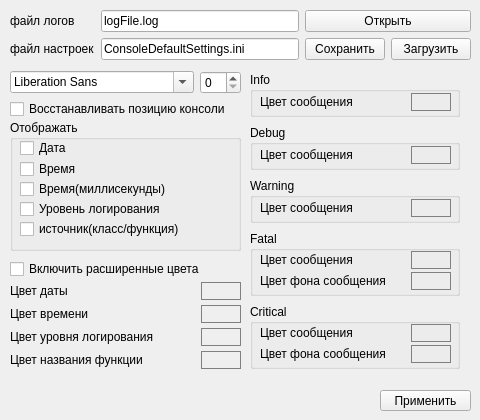
First picture: the form in LogWidgetSettings.ui, repository denwoken/LogConsole, before the edit.
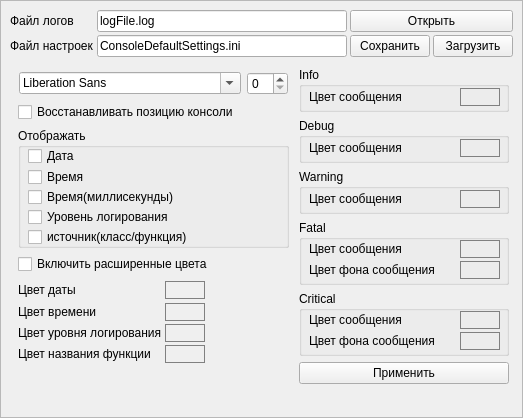
Second picture: the form after the edit.

What changed in the file:
```diff
--- a/LogWidgetSettings.ui
+++ b/LogWidgetSettings.ui
@@ -6,8 +6,8 @@
    <rect>
     <x>0</x>
     <y>0</y>
-    <width>480</width>
-    <height>420</height>
+    <width>523</width>
+    <height>418</height>
    </rect>
   </property>
   <property name="sizePolicy">
@@ -16,17 +16,171 @@
     <verstretch>0</verstretch>
    </sizepolicy>
   </property>
+  <property name="minimumSize">
+   <size>
+    <width>510</width>
+    <height>0</height>
+   </size>
+  </property>
   <property name="windowTitle">
    <string>Form</string>
   </property>
+  <layout class="QVBoxLayout" name="verticalLayout_4">
+   <property name="spacing">
+    <number>0</number>
+   </property>
+   <property name="leftMargin">
+    <number>0</number>
+   </property>
+   <property name="topMargin">
+    <number>0</number>
+   </property>
+   <property name="rightMargin">
+    <number>0</number>
+   </property>
+   <property name="bottomMargin">
+    <number>0</number>
+   </property>
+   <item>
+    <widget class="QFrame" name="frame">
+     <property name="frameShape">
+      <enum>QFrame::StyledPanel</enum>
+     </property>
+     <property name="frameShadow">
+      <enum>QFrame::Raised</enum>
+     </property>
+     <layout class="QVBoxLayout" name="verticalLayout_2">
+      <item>
+       <layout class="QGridLayout" name="gridLayout_7">
+        <property name="spacing">
+         <number>3</number>
+        </property>
+        <item row="1" column="2">
+         <widget class="QPushButton" name="pushButton_saveConsoleSettings">
+          <property name="text">
+           <string>Сохранить</string>
+          </property>
+         </widget>
+        </item>
+        <item row="0" column="1">
+         <widget class="QLineEdit" name="lineEdit_logFilePath">
+          <property name="text">
+           <string>logFile.log</string>
+          </property>
+         </widget>
+        </item>
+        <item row="1" column="0">
+         <widget class="QLabel" name="label_14">
+          <property name="text">
+           <string>Файл настроек</string>
+          </property>
+         </widget>
+        </item>
+        <item row="0" column="0">
+         <widget class="QLabel" name="label">
+          <property name="text">
+           <string>Файл логов</string>
+          </property>
+         </widget>
+        </item>
+        <item row="1" column="3">
+         <widget class="QPushButton" name="pushButton_loadConsoleSettings">
+          <property name="text">
+           <string>Загрузить</string>
+          </property>
+         </widget>
+        </item>
+        <item row="0" column="2" colspan="2">
+         <widget class="QPushButton" name="pushButton_openLogFile">
+          <property name="text">
+           <string>Открыть</string>
+          </property>
+         </widget>
+        </item>
+        <item row="1" column="1">
+         <widget class="QLineEdit" name="lineEdit_ConsoleSettingsPath">
+          <property name="text">
+           <string>ConsoleDefaultSettings.ini</string>
+          </property>
+         </widget>
+        </item>
+       </layout>
+      </item>
+      <item>
+       <layout class="QHBoxLayout" name="horizontalLayout_3">
+        <property name="leftMargin">
+         <number>4</number>
+        </property>
+        <property name="topMargin">
+         <number>4</number>
+        </property>
+        <property name="rightMargin">
+         <number>4</number>
+        </property>
+        <property name="bottomMargin">
+         <number>4</number>
+        </property>
+        <item>
+         <layout class="QVBoxLayout" name="verticalLayout_3">
+          <property name="leftMargin">
+           <number>4</number>
+          </property>
+          <property name="topMargin">
+           <number>4</number>
+          </property>
+          <property name="rightMargin">
+           <number>4</number>
+          </property>
+          <property name="bottomMargin">
+           <number>4</number>
+          </property>
+          <item>
+           <layout class="QHBoxLayout" name="horizontalLayout">
+            <property name="leftMargin">
+             <number>1</number>
+            </property>
+            <property name="topMargin">
+             <number>1</number>
+            </property>
+            <property name="rightMargin">
+             <number>1</number>
+            </property>
+            <property name="bottomMargin">
+             <number>1</number>
+            </property>
+            <item>
+             <widget class="QFontComboBox" name="fontComboBox">
+              <property name="currentFont">
+               <font/>
+              </property>
+             </widget>
+            </item>
+            <item>
+             <widget class="QSpinBox" name="spinBox_fontSize">
+              <property name="maximumSize">
+               <size>
+                <width>50</width>
+                <height>16777215</height>
+               </size>
+              </property>
+             </widget>
+            </item>
+           </layout>
+          </item>
+          <item>
+           <widget class="QCheckBox" name="checkBoxRestoreSize">
+            <property name="text">
+             <string>Восстанавливать позицию консоли</string>
+            </property>
+           </widget>
+          </item>
+          <item>
   <widget class="QGroupBox" name="groupBox">
-   <property name="geometry">
-    <rect>
-     <x>10</x>
-     <y>120</y>
-     <width>231</width>
-     <height>131</height>
-    </rect>
+            <property name="minimumSize">
+             <size>
+              <width>0</width>
+              <height>120</height>
+             </size>
    </property>
    <property name="title">
     <string>Отображать</string>
@@ -100,15 +254,15 @@
     </property>
    </widget>
   </widget>
-  <widget class="QWidget" name="gridLayoutWidget_2">
-   <property name="geometry">
-    <rect>
-     <x>10</x>
-     <y>280</y>
-     <width>231</width>
-     <height>91</height>
-    </rect>
-   </property>
+          </item>
+          <item>
+           <widget class="QCheckBox" name="checkBox_enExtendedColors">
+            <property name="text">
+             <string>Включить расширенные цвета</string>
+            </property>
+           </widget>
+          </item>
+          <item>
    <layout class="QGridLayout" name="gridLayout_2">
     <property name="spacing">
      <number>3</number>
@@ -120,70 +274,16 @@
       </property>
      </widget>
     </item>
-    <item row="0" column="1">
-     <widget class="QPushButton" name="pushButton_dateColor">
+            <item row="0" column="0">
+             <widget class="QLabel" name="label_6">
       <property name="sizePolicy">
-       <sizepolicy hsizetype="Fixed" vsizetype="Fixed">
+               <sizepolicy hsizetype="Preferred" vsizetype="Fixed">
         <horstretch>0</horstretch>
         <verstretch>0</verstretch>
        </sizepolicy>
       </property>
-      <property name="minimumSize">
-       <size>
-        <width>40</width>
-        <height>18</height>
-       </size>
-      </property>
-      <property name="baseSize">
-       <size>
-        <width>0</width>
-        <height>0</height>
-       </size>
-      </property>
-      <property name="styleSheet">
-       <string notr="true">QPushButton{
-	background-color: &quot;white&quot;;
-	border-radius: 0px ;
-	border: 1px solid gray;
-
-}
-</string>
-      </property>
       <property name="text">
-       <string/>
-      </property>
-     </widget>
-    </item>
-    <item row="3" column="1">
-     <widget class="QPushButton" name="pushButton_funcNameColor">
-      <property name="sizePolicy">
-       <sizepolicy hsizetype="Fixed" vsizetype="Fixed">
-        <horstretch>0</horstretch>
-        <verstretch>0</verstretch>
-       </sizepolicy>
-      </property>
-      <property name="minimumSize">
-       <size>
-        <width>40</width>
-        <height>18</height>
-       </size>
-      </property>
-      <property name="baseSize">
-       <size>
-        <width>0</width>
-        <height>0</height>
-       </size>
-      </property>
-      <property name="styleSheet">
-       <string notr="true">QPushButton{
-	background-color: &quot;white&quot;;
-	border-radius: 0px ;
-	border: 1px solid gray;
-
-}</string>
-      </property>
-      <property name="text">
-       <string/>
+               <string>Цвет даты</string>
       </property>
      </widget>
     </item>
@@ -194,33 +294,6 @@
       </property>
      </widget>
     </item>
-    <item row="1" column="1">
-     <widget class="QPushButton" name="pushButton_timeColor">
-      <property name="sizePolicy">
-       <sizepolicy hsizetype="Fixed" vsizetype="Fixed">
-        <horstretch>0</horstretch>
-        <verstretch>0</verstretch>
-       </sizepolicy>
-      </property>
-      <property name="minimumSize">
-       <size>
-        <width>40</width>
-        <height>18</height>
-       </size>
-      </property>
-      <property name="styleSheet">
-       <string notr="true">QPushButton{
-	background-color: &quot;white&quot;;
-	border-radius: 0px ;
-	border: 1px solid gray;
-
-}</string>
-      </property>
-      <property name="text">
-       <string/>
-      </property>
-     </widget>
-    </item>
     <item row="1" column="0">
      <widget class="QLabel" name="label_7">
       <property name="text">
@@ -228,6 +301,39 @@
       </property>
      </widget>
     </item>
+            <item row="3" column="1">
+             <widget class="QPushButton" name="pushButton_funcNameColor">
+              <property name="sizePolicy">
+               <sizepolicy hsizetype="Fixed" vsizetype="Fixed">
+                <horstretch>0</horstretch>
+                <verstretch>0</verstretch>
+               </sizepolicy>
+              </property>
+              <property name="minimumSize">
+               <size>
+                <width>40</width>
+                <height>18</height>
+               </size>
+              </property>
+              <property name="baseSize">
+               <size>
+                <width>0</width>
+                <height>0</height>
+               </size>
+              </property>
+              <property name="styleSheet">
+               <string notr="true">QPushButton{
+	background-color: &quot;white&quot;;
+	border-radius: 0px ;
+	border: 1px solid gray;
+
+}</string>
+              </property>
+              <property name="text">
+               <string/>
+              </property>
+             </widget>
+            </item>
     <item row="2" column="1">
      <widget class="QPushButton" name="pushButton_LogLevelColor">
       <property name="sizePolicy">
@@ -261,139 +367,111 @@
       </property>
      </widget>
     </item>
-    <item row="0" column="0">
-     <widget class="QLabel" name="label_6">
-      <property name="sizePolicy">
-       <sizepolicy hsizetype="Preferred" vsizetype="Fixed">
-        <horstretch>0</horstretch>
-        <verstretch>0</verstretch>
-       </sizepolicy>
-      </property>
-      <property name="text">
-       <string>Цвет даты</string>
-      </property>
-     </widget>
-    </item>
-   </layout>
-  </widget>
-  <widget class="QPushButton" name="pushButton_apply">
-   <property name="geometry">
-    <rect>
-     <x>380</x>
-     <y>390</y>
-     <width>91</width>
-     <height>21</height>
-    </rect>
-   </property>
-   <property name="text">
-    <string>Применить</string>
-   </property>
-  </widget>
-  <widget class="QWidget" name="gridLayoutWidget_7">
-   <property name="geometry">
-    <rect>
-     <x>10</x>
-     <y>10</y>
-     <width>461</width>
-     <height>52</height>
-    </rect>
-   </property>
-   <layout class="QGridLayout" name="gridLayout_7">
-    <item row="1" column="2">
-     <widget class="QPushButton" name="pushButton_saveConsoleSettings">
-      <property name="text">
-       <string>Сохранить</string>
-      </property>
-     </widget>
-    </item>
-    <item row="0" column="1">
-     <widget class="QLineEdit" name="lineEdit_logFilePath">
-      <property name="text">
-       <string>logFile.log</string>
-      </property>
-     </widget>
-    </item>
-    <item row="1" column="0">
-     <widget class="QLabel" name="label_14">
-      <property name="text">
-       <string>файл настроек</string>
-      </property>
-     </widget>
-    </item>
-    <item row="0" column="0">
-     <widget class="QLabel" name="label">
-      <property name="text">
-       <string>файл логов</string>
-      </property>
-     </widget>
-    </item>
-    <item row="1" column="3">
-     <widget class="QPushButton" name="pushButton_loadConsoleSettings">
-      <property name="text">
-       <string>Загрузить</string>
-      </property>
-     </widget>
-    </item>
-    <item row="0" column="2" colspan="2">
-     <widget class="QPushButton" name="pushButton_openLogFile">
-      <property name="text">
-       <string>Открыть</string>
-      </property>
-     </widget>
-    </item>
     <item row="1" column="1">
-     <widget class="QLineEdit" name="lineEdit_ConsoleSettingsPath">
+             <widget class="QPushButton" name="pushButton_timeColor">
+              <property name="sizePolicy">
+               <sizepolicy hsizetype="Fixed" vsizetype="Fixed">
+                <horstretch>0</horstretch>
+                <verstretch>0</verstretch>
+               </sizepolicy>
+              </property>
+              <property name="minimumSize">
+               <size>
+                <width>40</width>
+                <height>18</height>
+               </size>
+              </property>
+              <property name="styleSheet">
+               <string notr="true">QPushButton{
+	background-color: &quot;white&quot;;
+	border-radius: 0px ;
+	border: 1px solid gray;
+
+}</string>
+              </property>
       <property name="text">
-       <string>ConsoleDefaultSettings.ini</string>
+               <string/>
       </property>
      </widget>
     </item>
-   </layout>
-  </widget>
-  <widget class="QWidget" name="horizontalLayoutWidget">
-   <property name="geometry">
-    <rect>
-     <x>10</x>
-     <y>70</y>
-     <width>231</width>
-     <height>25</height>
-    </rect>
-   </property>
-   <layout class="QHBoxLayout" name="horizontalLayout">
-    <item>
-     <widget class="QFontComboBox" name="fontComboBox">
-      <property name="currentFont">
-       <font/>
-      </property>
-     </widget>
-    </item>
-    <item>
-     <widget class="QSpinBox" name="spinBox_fontSize"/>
-    </item>
-   </layout>
-  </widget>
-  <widget class="QCheckBox" name="checkBox_enExtendedColors">
-   <property name="geometry">
-    <rect>
-     <x>10</x>
-     <y>260</y>
-     <width>211</width>
-     <height>18</height>
-    </rect>
-   </property>
-   <property name="text">
-    <string>Включить расширенные цвета</string>
-   </property>
-  </widget>
-  <widget class="QWidget" name="verticalLayoutWidget">
-   <property name="geometry">
-    <rect>
-     <x>250</x>
-     <y>70</y>
-     <width>222</width>
-     <height>301</height>
-    </rect>
-   </property>
+            <item row="0" column="1">
+             <widget class="QPushButton" name="pushButton_dateColor">
+              <property name="sizePolicy">
+               <sizepolicy hsizetype="Fixed" vsizetype="Fixed">
+                <horstretch>0</horstretch>
+                <verstretch>0</verstretch>
+               </sizepolicy>
+              </property>
+              <property name="minimumSize">
+               <size>
+                <width>40</width>
+                <height>18</height>
+               </size>
+              </property>
+              <property name="baseSize">
+               <size>
+                <width>0</width>
+                <height>0</height>
+               </size>
+              </property>
+              <property name="styleSheet">
+               <string notr="true">QPushButton{
+	background-color: &quot;white&quot;;
+	border-radius: 0px ;
+	border: 1px solid gray;
+
+}
+</string>
+              </property>
+              <property name="text">
+               <string/>
+              </property>
+             </widget>
+            </item>
+            <item row="0" column="2">
+             <spacer name="horizontalSpacer_2">
+              <property name="orientation">
+               <enum>Qt::Horizontal</enum>
+              </property>
+              <property name="sizeHint" stdset="0">
+               <size>
+                <width>40</width>
+                <height>20</height>
+               </size>
+              </property>
+             </spacer>
+            </item>
+           </layout>
+          </item>
+          <item>
+           <spacer name="horizontalSpacer">
+            <property name="orientation">
+             <enum>Qt::Horizontal</enum>
+            </property>
+            <property name="sizeHint" stdset="0">
+             <size>
+              <width>40</width>
+              <height>5</height>
+             </size>
+            </property>
+           </spacer>
+          </item>
+          <item>
+           <spacer name="verticalSpacer_2">
+            <property name="orientation">
+             <enum>Qt::Vertical</enum>
+            </property>
+            <property name="sizeHint" stdset="0">
+             <size>
+              <width>20</width>
+              <height>0</height>
+             </size>
+            </property>
+           </spacer>
+          </item>
+         </layout>
+        </item>
+        <item>
    <layout class="QVBoxLayout" name="verticalLayout">
     <item>
      <widget class="QGroupBox" name="groupBox_2">
@@ -803,21 +881,40 @@
       </widget>
      </widget>
     </item>
-   </layout>
-  </widget>
-  <widget class="QCheckBox" name="checkBoxRestoreSize">
-   <property name="geometry">
-    <rect>
-     <x>10</x>
-     <y>100</y>
-     <width>231</width>
-     <height>18</height>
-    </rect>
+          <item>
+           <widget class="QPushButton" name="pushButton_apply">
+            <property name="maximumSize">
+             <size>
+              <width>210</width>
+              <height>16777215</height>
+             </size>
    </property>
    <property name="text">
-    <string>Восстанавливать позицию консоли</string>
-   </property>
-  </widget>
+             <string>Применить</string>
+            </property>
+           </widget>
+          </item>
+         </layout>
+        </item>
+       </layout>
+      </item>
+      <item>
+       <spacer name="verticalSpacer">
+        <property name="orientation">
+         <enum>Qt::Vertical</enum>
+        </property>
+        <property name="sizeHint" stdset="0">
+         <size>
+          <width>20</width>
+          <height>0</height>
+         </size>
+        </property>
+       </spacer>
+      </item>
+     </layout>
+    </widget>
+   </item>
+  </layout>
  </widget>
  <resources/>
  <connections/>
```
Lines whose indentation alone changed are shown as unchanged.
